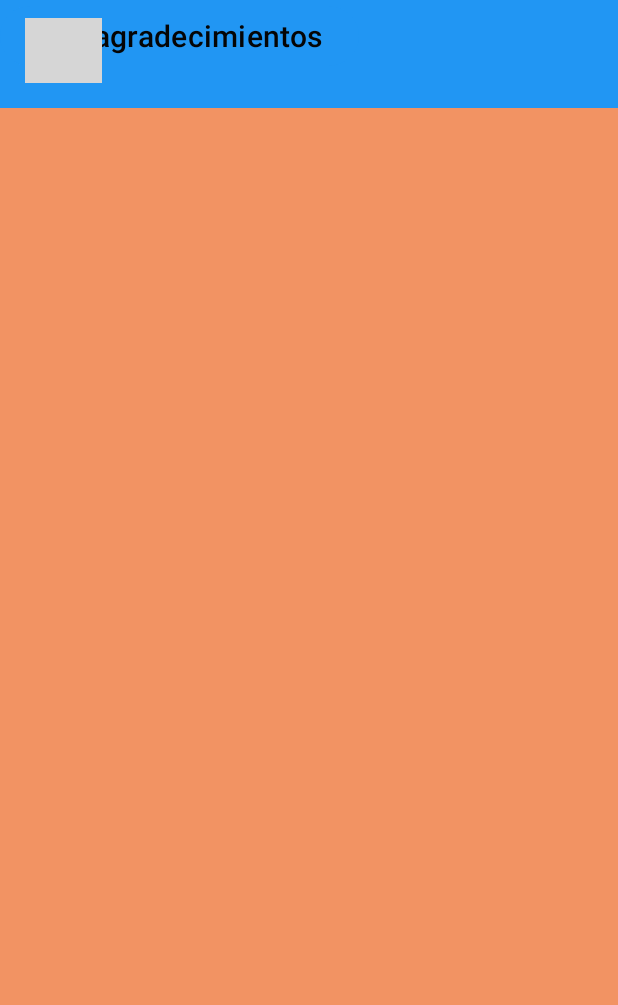
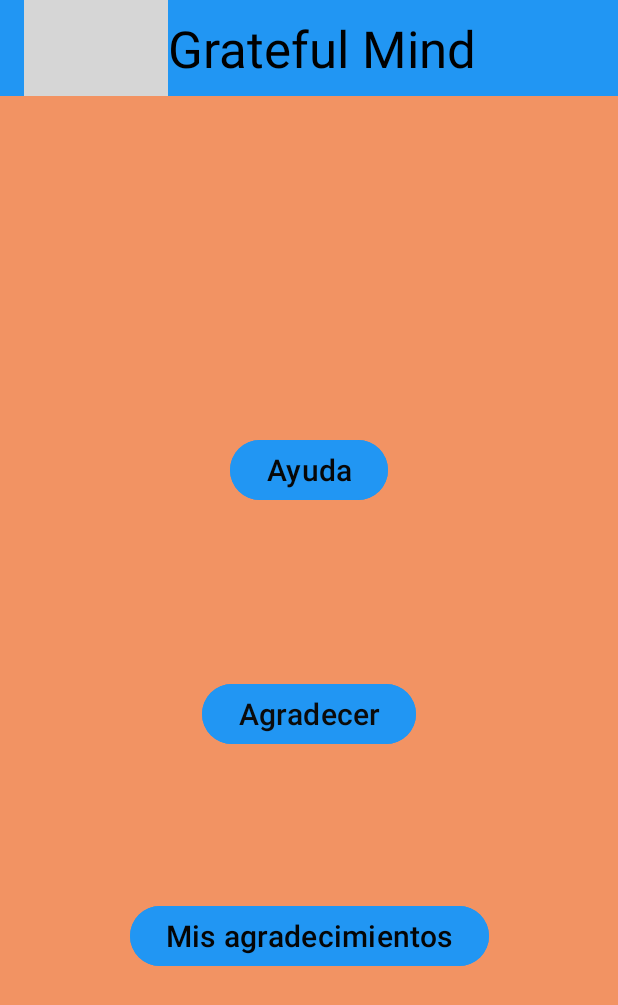
Before and after one commit to almuLR/GratefulMind, an Android app: the screen it shows after launch (MainActivity), on a phone screen of 412 x 824 dp. Shown: the top 1005 px of the screen. Run offline under Robolectric (Android 15) with nearby library versions, the phone set to English and light mode, and no system bars; grey boxes are pictures that could not be loaded.

Commit message:
Toolbar creado correctamente

```diff
--- a/app/src/main/res/layout/activity_main.xml
+++ b/app/src/main/res/layout/activity_main.xml
@@ -6,47 +6,25 @@
     android:layout_width="match_parent"
     android:layout_height="match_parent"
     android:background="#F29363"
+    android:fitsSystemWindows="true"
     tools:context=".MainActivity">
 
     <androidx.appcompat.widget.Toolbar
         android:id="@+id/toolbar"
-        android:layout_width="417dp"
-        android:layout_height="72dp"
+        android:layout_width="match_parent"
+        android:layout_height="?attr/actionBarSize"
         android:background="#2196F3"
         android:minHeight="?attr/actionBarSize"
-        android:theme="?attr/actionBarTheme"
+        android:theme="@style/ThemeOverlay.AppCompat.Dark.ActionBar"
         app:layout_constraintEnd_toEndOf="parent"
         app:layout_constraintStart_toStartOf="parent"
         app:layout_constraintTop_toTopOf="parent"
-        tools:ignore="VisualLintBounds" />
+        app:logo="@mipmap/ic_launcher_foreground"
+        app:title="Grateful Mind"
+        app:titleTextAppearance="@style/TextAppearance.AppCompat.Display1"
+        app:titleTextColor="@color/black"
+        tools:ignore="TextSizeCheck" />
 
-    <TextView
-        android:id="@+id/textView2"
-        android:layout_width="wrap_content"
-        android:layout_height="wrap_content"
-        android:contentDescription="@string/todo5"
-        android:text="@string/grateful_mind"
-        android:textColor="@color/black"
-        android:textSize="20sp"
-        app:layout_constraintBottom_toBottomOf="@+id/toolbar"
-        app:layout_constraintEnd_toEndOf="parent"
-        app:layout_constraintHorizontal_bias="0.081"
-        app:layout_constraintStart_toEndOf="@+id/imageView2"
-        app:layout_constraintTop_toTopOf="parent"
-        app:layout_constraintVertical_bias="0.432" />
-
-    <ImageView
-        android:id="@+id/imageView2"
-        android:layout_width="51dp"
-        android:layout_height="43dp"
-        app:layout_constraintBottom_toBottomOf="@+id/toolbar"
-        app:layout_constraintEnd_toEndOf="parent"
-        app:layout_constraintHorizontal_bias="0.047"
-        app:layout_constraintStart_toStartOf="parent"
-        app:layout_constraintTop_toTopOf="parent"
-        app:layout_constraintVertical_bias="0.428"
-        app:srcCompat="@drawable/thank_you_5309729"
-        tools:ignore="ContentDescription" />
 
     <Button
         android:id="@+id/button"
@@ -54,32 +32,39 @@
         android:layout_height="wrap_content"
         android:backgroundTint="#2196F3"
         android:fontFamily="sans-serif-medium"
-        android:text="Ayuda"
+        android:text="@string/ayuda"
         android:textColor="#070707"
         android:textSize="20sp"
-        tools:layout_editor_absoluteX="153dp"
-        tools:layout_editor_absoluteY="239dp" />
+        app:layout_constraintBottom_toTopOf="@+id/button2"
+        app:layout_constraintEnd_toEndOf="parent"
+        app:layout_constraintStart_toStartOf="parent"
+        app:layout_constraintTop_toBottomOf="@+id/toolbar"
+        app:layout_constraintVertical_bias="0.663" />
 
     <Button
         android:id="@+id/button2"
         android:layout_width="wrap_content"
         android:layout_height="wrap_content"
+        android:layout_marginBottom="100dp"
         android:backgroundTint="#2196F3"
-        android:text="Agradecer"
+        android:text="@string/agradecer"
         android:textColor="#0B0B0B"
         android:textSize="20sp"
-        tools:layout_editor_absoluteX="135dp"
-        tools:layout_editor_absoluteY="327dp" />
+        app:layout_constraintBottom_toTopOf="@+id/button3"
+        app:layout_constraintEnd_toEndOf="parent"
+        app:layout_constraintStart_toStartOf="parent" />
 
     <Button
         android:id="@+id/button3"
         android:layout_width="wrap_content"
         android:layout_height="wrap_content"
+        android:layout_marginBottom="176dp"
         android:backgroundTint="#2196F3"
-        android:text="Mis agradecimientos"
+        android:text="@string/mis_agradecimientos"
         android:textColor="#050505"
         android:textSize="20sp"
-        tools:layout_editor_absoluteX="85dp"
-        tools:layout_editor_absoluteY="411dp" />
+        app:layout_constraintBottom_toBottomOf="parent"
+        app:layout_constraintEnd_toEndOf="parent"
+        app:layout_constraintStart_toStartOf="parent" />
 
 </androidx.constraintlayout.widget.ConstraintLayout>
--- a/app/src/main/res/values/strings.xml
+++ b/app/src/main/res/values/strings.xml
@@ -6,4 +6,7 @@
     <string name="todo3">TODO</string>
     <string name="todo4">TODO</string>
     <string name="todo5">TODO</string>
+    <string name="ayuda">Ayuda</string>
+    <string name="agradecer">Agradecer</string>
+    <string name="mis_agradecimientos">Mis agradecimientos</string>
 </resources>
--- a/app/src/main/res/values/themes.xml
+++ b/app/src/main/res/values/themes.xml
@@ -4,6 +4,10 @@
         <!-- Customize your light theme here. -->
         <!-- <item name="colorPrimary">@color/my_light_primary</item> -->
     </style>
-
+    <style name="AppTheme" parent="Theme.AppCompat.Light.NoActionBar">
+        <item name="colorPrimary">#2196F3</item>
+        <item name="colorPrimaryDark">#1565C0</item>
+        <item name="colorAccent">#FFC107</item>
+    </style>
     <style name="Theme.GratefulMind" parent="Base.Theme.GratefulMind" />
 </resources>
```
